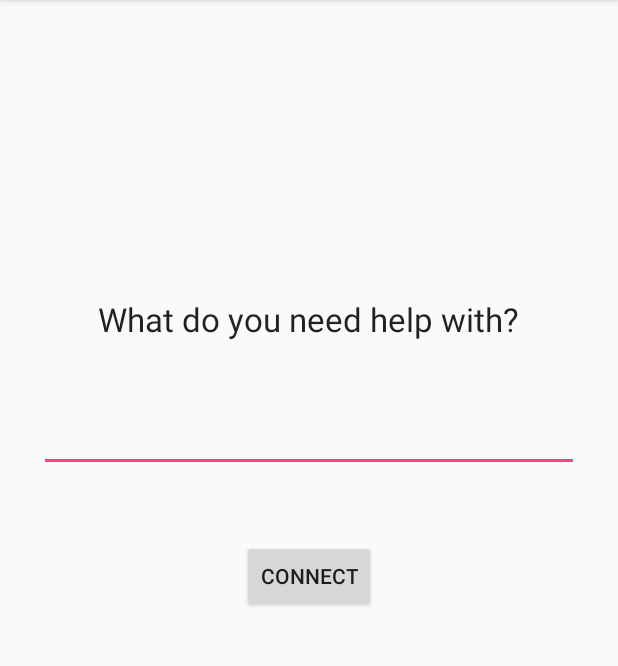
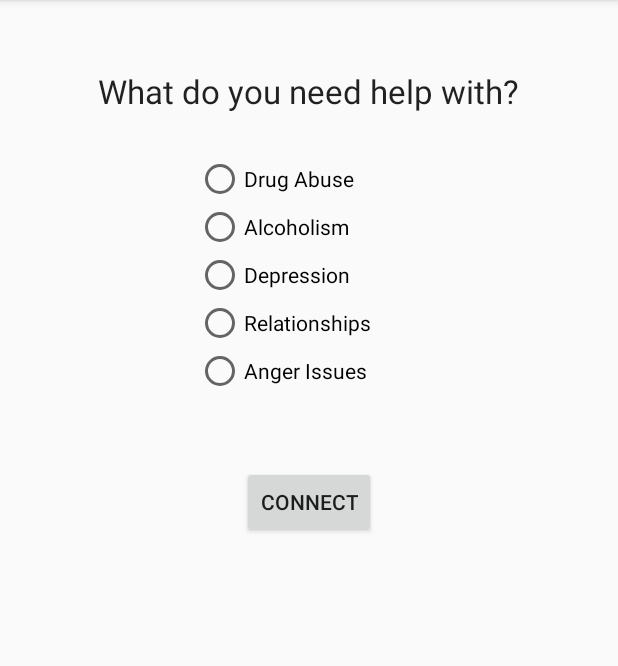
Before and after one commit to BiswadeepChatterjee/ChatApp, an Android app: the screen it shows after launch (MainActivity), after a tap on "CONNECT", on a phone screen of 412 x 824 dp, the part 84-750 px from its top. Run offline under Robolectric (Android 15) with nearby library versions, the phone set to English and light mode, and no system bars.

Commit message:
Updated the user interface. Added RadioGroup. Changed functionality as a result.

```diff
--- a/app/src/main/java/com/bidivi/chatapp/MainActivity.java
+++ b/app/src/main/java/com/bidivi/chatapp/MainActivity.java
@@ -6,27 +6,86 @@ import android.os.Bundle;
 import android.telephony.SmsManager;
 import android.view.View;
 import android.widget.Button;
+import android.widget.CompoundButton;
 import android.widget.EditText;
+import android.widget.RadioButton;
+import android.widget.RadioGroup;
 
 public class MainActivity extends AppCompatActivity {
 
     Button sendSms;
-    EditText editText;
+    RadioGroup radioGroup;
+    RadioButton radioButton;
+    RadioButton radioButton2;
+    RadioButton radioButton3;
+    RadioButton radioButton4;
+    RadioButton radioButton5;
+    String myMsg;
     String stuff;
     String helper = "4086878302"; // should have a lot of numbers in database
+    String moderator = "8285392311";
     // each person that needs help is connected to another in
     @Override
     protected void onCreate(Bundle savedInstanceState) {
         super.onCreate(savedInstanceState);
         setContentView(R.layout.activity_main);
-        editText = (EditText) findViewById(R.id.message);
         sendSms = (Button) findViewById(R.id.sendBtn);
+        radioButton = (RadioButton) findViewById(R.id.radioButton);
+        radioButton2 = (RadioButton) findViewById(R.id.radioButton2);
+        radioButton3 = (RadioButton) findViewById(R.id.radioButton3);
+        radioButton4 = (RadioButton) findViewById(R.id.radioButton4);
+        radioButton5 = (RadioButton) findViewById(R.id.radioButton5);
+        radioGroup = (RadioGroup) findViewById(R.id.radioGroup);
+
+        radioGroup.setOnCheckedChangeListener(new RadioGroup.OnCheckedChangeListener() {
+            public void onCheckedChanged(RadioGroup group, int checkedId) {
+
+                switch (checkedId) {
+                    case R.id.radioButton:
+
+                        RadioButton r = (RadioButton) findViewById(R.id.radioButton);
+                        myMsg = r.getText().toString();
+
+                        break;
+
+                    case R.id.radioButton2:
+
+                        RadioButton r2 = (RadioButton) findViewById(R.id.radioButton2);
+                        myMsg = r2.getText().toString();
+
+                        break;
+                    case R.id.radioButton3:
+
+                        RadioButton r3 = (RadioButton) findViewById(R.id.radioButton3);
+                        myMsg = r3.getText().toString();
+
+                        break;
+                    case R.id.radioButton4:
+
+                        RadioButton r4 = (RadioButton) findViewById(R.id.radioButton4);
+                        myMsg = r4.getText().toString();
+
+                        break;
+                    case R.id.radioButton5:
+
+                        RadioButton r5 = (RadioButton) findViewById(R.id.radioButton5);
+                        myMsg = r5.getText().toString();
+
+                        break;
+                }
+            }
+        });
+        radioGroup.setEnabled(false);
+
+
+
         sendSms.setOnClickListener(new View.OnClickListener() {
             public void onClick(View v)
             {
-                String myMsg = editText.getText().toString();
-                stuff = "Hi, I am from Talk2Me. I need help with some stuff: " + myMsg;
+
+                stuff = "Hi, I am from Talk2Me. I need help with " + myMsg;
                 sendMsg(helper,stuff); //helper
+                sendMsg(moderator, stuff);
             }
         });
     }
@@ -35,4 +94,6 @@ public class MainActivity extends AppCompatActivity {
         SmsManager sms = SmsManager.getDefault();
         sms.sendTextMessage(theNumber,null,myMsg,null,null);
     }
+
+
 }
--- a/app/src/main/res/layout/activity_main.xml
+++ b/app/src/main/res/layout/activity_main.xml
@@ -9,23 +9,14 @@
     android:paddingTop="@dimen/activity_vertical_margin"
     tools:context="com.bidivi.chatapp.MainActivity">
 
-    <EditText
-        android:layout_width="match_parent"
-        android:layout_height="wrap_content"
-        android:id="@+id/message"
-        android:layout_marginRight="10dp"
-        android:layout_marginLeft="10dp"
-        android:layout_above="@+id/sendBtn"
-        android:layout_centerHorizontal="true"
-        android:layout_marginBottom="45dp" />
-
     <Button
         android:layout_width="wrap_content"
         android:layout_height="wrap_content"
         android:text="Connect"
         android:id="@+id/sendBtn"
-        android:layout_centerVertical="true"
-        android:layout_centerHorizontal="true" />
+        android:layout_below="@+id/radioGroup"
+        android:layout_centerHorizontal="true"
+        android:layout_marginTop="27dp" />
 
     <TextView
         android:layout_width="wrap_content"
@@ -33,7 +24,53 @@
         android:textAppearance="?android:attr/textAppearanceLarge"
         android:text="What do you need help with?"
         android:id="@+id/textView"
-        android:layout_above="@+id/message"
+        android:layout_alignParentTop="true"
         android:layout_centerHorizontal="true"
-        android:layout_marginBottom="42dp" />
+        android:layout_marginTop="30dp" />
+
+    <RadioGroup
+        android:layout_width="150dp"
+        android:layout_height="180dp"
+        android:id="@+id/radioGroup"
+        android:layout_marginTop="28dp"
+        android:layout_below="@+id/textView"
+        android:layout_centerHorizontal="true">
+
+        <RadioButton
+            android:layout_width="wrap_content"
+            android:layout_height="wrap_content"
+            android:text="Drug Abuse"
+            android:id="@+id/radioButton"
+            android:checked="false" />
+
+        <RadioButton
+            android:layout_width="wrap_content"
+            android:layout_height="wrap_content"
+            android:text="Alcoholism"
+            android:id="@+id/radioButton2"
+            android:checked="false" />
+
+        <RadioButton
+            android:layout_width="137dp"
+            android:layout_height="wrap_content"
+            android:id="@+id/radioButton3"
+            android:checked="false"
+            android:text="Depression" />
+
+        <RadioButton
+            android:layout_width="134dp"
+            android:layout_height="wrap_content"
+            android:id="@+id/radioButton4"
+            android:checked="false"
+            android:text="Relationships" />
+
+        <RadioButton
+            android:layout_width="218dp"
+            android:layout_height="wrap_content"
+            android:id="@+id/radioButton5"
+            android:checked="false"
+            android:text="Anger Issues" />
+
+    </RadioGroup>
+
 </RelativeLayout>
```
